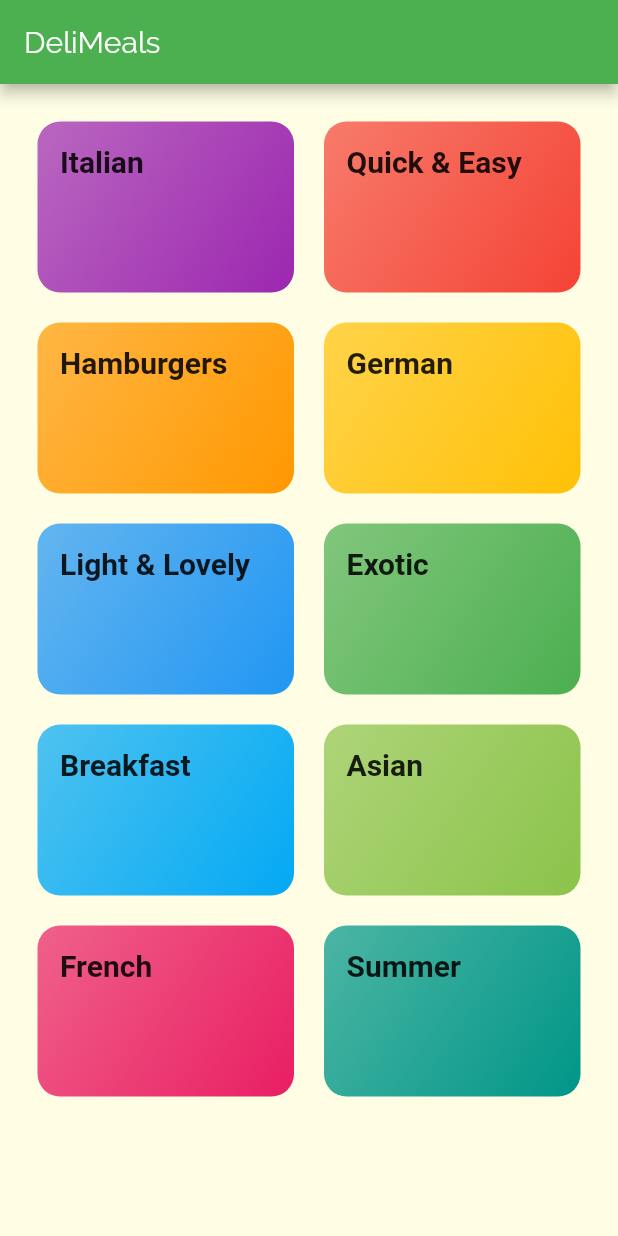
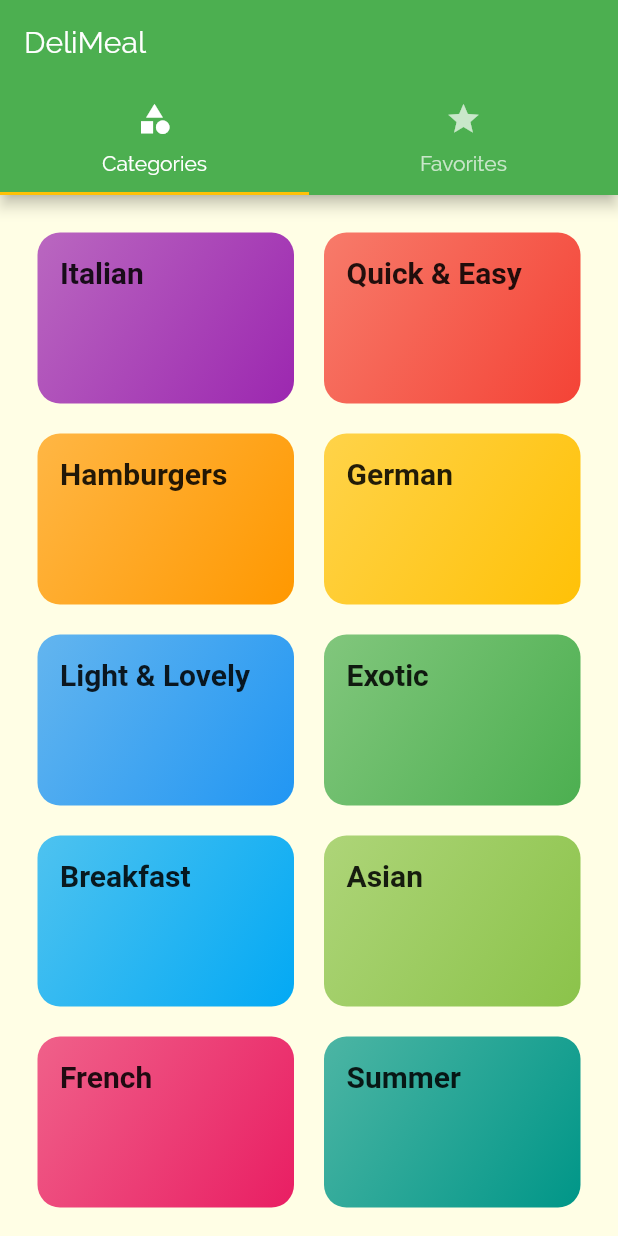
Before and after one commit to Deep27/MealsApp, a Flutter app: the screen it shows after launch, on a phone screen of 412 x 824 dp. Run offline on Flutter 3.47's test engine with Material 2 defaults, Android fonts, the phone set to English and light mode, and no system bars.

Commit message:
Added TabBar at the top.

```diff
--- a/lib/main.dart
+++ b/lib/main.dart
@@ -1,7 +1,9 @@
 import 'package:flutter/material.dart';
 
+import 'package:meals_app/screens/tabs_screen.dart';
 import 'package:meals_app/screens/categories_screen.dart';
 import 'package:meals_app/screens/category_meals_screen.dart';
+
 import 'package:meals_app/screens/meal_detail_screen.dart';
 
 const APP_NAME = 'DeliMeals';
@@ -27,7 +29,7 @@ class MyApp extends StatelessWidget {
       // home: CategoriesPage(), // initialRoute is specified
       initialRoute: '/',
       routes: {
-        '/': (ctx) => CategoriesScreen(),
+        '/': (ctx) => TabsScreen(),
         CategoryMealsScreen.routeName: (ctx) => CategoryMealsScreen(),
         MealDetailScreen.routeName: (ctx) => MealDetailScreen(),
       },
--- a/lib/screens/categories_screen.dart
+++ b/lib/screens/categories_screen.dart
@@ -1,17 +1,11 @@
 import 'package:flutter/material.dart';
 
-import 'package:meals_app/main.dart';
 import 'package:meals_app/data/category/dummy_data.dart';
 import 'package:meals_app/widgets/category/category_item_widget.dart';
 
 class CategoriesScreen extends StatelessWidget {
   @override
-  Widget build(BuildContext context) {
-    return Scaffold(
-      appBar: AppBar(
-        title: const Text(APP_NAME),
-      ),
-      body: GridView(
+  Widget build(BuildContext context) => GridView(
         padding: const EdgeInsets.all(25),
         gridDelegate: SliverGridDelegateWithMaxCrossAxisExtent(
           maxCrossAxisExtent: 200,
@@ -21,7 +15,5 @@ class CategoriesScreen extends StatelessWidget {
         ),
         children:
             DUMMY_CATEGORIES.map((cat) => CategoryItemWidget(cat)).toList(),
-      ),
-    );
-  }
+      );
 }
--- /dev/null
+++ b/lib/screens/favorites_screen.dart
@@ -0,0 +1,8 @@
+import 'package:flutter/material.dart';
+
+class FavoritesScreen extends StatelessWidget {
+  @override
+  Widget build(BuildContext context) {
+    return Center(child: Text('The Favorites'));
+  }
+}
--- /dev/null
+++ b/lib/screens/tabs_screen.dart
@@ -0,0 +1,41 @@
+import 'package:flutter/material.dart';
+
+import 'package:meals_app/screens/categories_screen.dart';
+import 'package:meals_app/screens/favorites_screen.dart';
+
+class TabsScreen extends StatefulWidget {
+  @override
+  _TabsScreenState createState() => _TabsScreenState();
+}
+
+class _TabsScreenState extends State<TabsScreen> {
+  @override
+  Widget build(BuildContext context) {
+    return DefaultTabController(
+      length: 2,
+      child: Scaffold(
+        appBar: AppBar(
+          title: const Text('DeliMeal'),
+          bottom: TabBar(
+            tabs: <Widget>[
+              Tab(
+                icon: const Icon(Icons.category),
+                text: 'Categories',
+              ),
+              Tab(
+                icon: const Icon(Icons.star),
+                text: 'Favorites',
+              ),
+            ],
+          ),
+        ),
+        body: TabBarView(
+          children: <Widget>[
+            CategoriesScreen(),
+            FavoritesScreen(),
+          ],
+        ),
+      ),
+    );
+  }
+}
```
